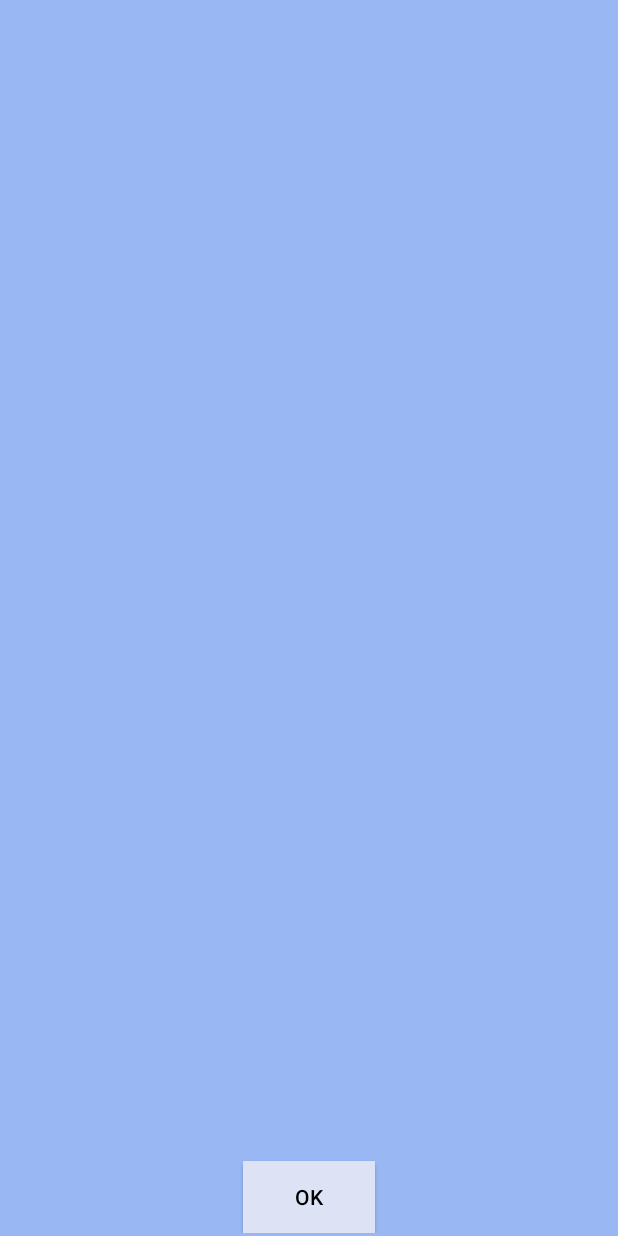
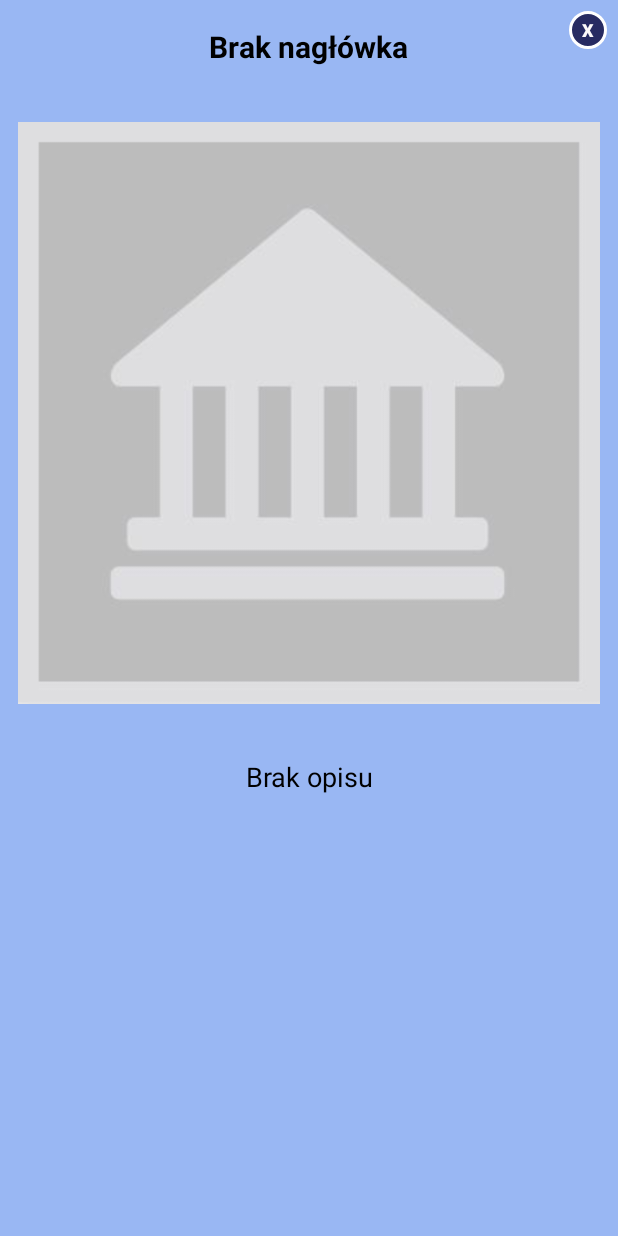
Before and after one commit to Lyarus/Monuments-Guid, an Android app: the layout popup_info.xml on its own in the app's theme, with its tools: preview values and no code run, on a phone screen of 412 x 824 dp. Run offline under Robolectric (Android 15) with nearby library versions, the phone set to English and light mode, and no system bars.

Commit message:
Dodano popup z informacja o zabytku - skrolowanie

```diff
--- a/app/src/main/AndroidManifest.xml
+++ b/app/src/main/AndroidManifest.xml
@@ -32,13 +32,15 @@
 
         <activity
             android:name=".MapsActivity"
-            android:label="@string/title_activity_maps">
+            android:label="PhotoGuid">
             <intent-filter>
                 <action android:name="android.intent.action.MAIN" />
 
                 <category android:name="android.intent.category.LAUNCHER" />
             </intent-filter>
         </activity>
+
+
     </application>
 
 </manifest>
--- a/app/src/main/java/com/example/monumentsguid/MapsActivity.java
+++ b/app/src/main/java/com/example/monumentsguid/MapsActivity.java
@@ -18,6 +18,7 @@ import android.view.ViewGroup;
 import android.widget.Button;
 import android.widget.FrameLayout;
 import android.widget.ImageView;
+import android.widget.LinearLayout;
 import android.widget.PopupWindow;
 import android.widget.TextView;
 import android.widget.Toast;
@@ -274,22 +275,28 @@ public class MapsActivity extends FragmentActivity implements OnMapReadyCallback
                                                         // Set an elevation value for popup window
                                                         mPopupWindow.setElevation(5.0f);
                                                         // Get a reference for the custom view button
-                                                        Button btnOk = null;
+                                                        Button btnClose = null;
                                                         TextView infoTitle = null;
                                                         ImageView infoImage = null;
                                                         TextView infoDescription = null;
+                                                        LinearLayout imageLayout = null;
                                                         if (customView != null) {
                                                             infoTitle = customView.findViewById(R.id.info_text_title);
                                                             infoImage = customView.findViewById(R.id.info_image);
                                                             infoDescription = customView.findViewById(R.id.info_text_description);
-                                                            btnOk = customView.findViewById(R.id.ok);
+                                                            btnClose = customView.findViewById(R.id.close);
+                                                            imageLayout = customView.findViewById(R.id.info_image_layout);
                                                         }
-                                                        if (btnOk != null && infoTitle != null && infoImage != null && infoDescription != null) {
+                                                        if (btnClose != null && infoTitle != null && infoImage != null && infoDescription != null) {
 
                                                             infoTitle.setText(title);
 
-                                                            infoImage.setMaxHeight(screenHeight / 3);
-                                                            infoImage.setImageResource(R.drawable.default_monument);
+                                                            ViewGroup.LayoutParams params = imageLayout.getLayoutParams();
+                                                            params.height = screenHeight / 3;
+                                                            imageLayout.setLayoutParams(params);
+
+                                                            infoImage.setMaxWidth(screenWidth / 3);
+                                                            infoImage.setMinimumWidth(screenWidth / 5);
                                                             if (image != null) {
                                                                 // show The Image in a ImageView
                                                                 new DownloadImageTask(infoImage).execute(image);
@@ -297,20 +304,23 @@ public class MapsActivity extends FragmentActivity implements OnMapReadyCallback
 
                                                             infoDescription.setText(description);
 
-                                                            ViewGroup.LayoutParams paramsOk = btnOk.getLayoutParams();
-                                                            paramsOk.width = screenWidth / 4;
-                                                            btnOk.setLayoutParams(paramsOk);
-                                                            btnOk.setOnClickListener(new View.OnClickListener() {
+                                                            btnClose.setOnClickListener(new View.OnClickListener() {
                                                                 @Override
                                                                 public void onClick(View view) {
                                                                     // Dismiss the popup window
                                                                     mPopupWindow.dismiss();
+                                                                    btnInfo.setEnabled(true);
+                                                                    btnWybierz.setEnabled(true);
+                                                                    btnMenu.setEnabled(true);
                                                                 }
                                                             });
                                                         }
 
                                                         // Finally, show the popup window at the center location of root relative layout
                                                         mPopupWindow.showAtLocation(layoutMapa, Gravity.CENTER, 0, 0);
+                                                        btnInfo.setEnabled(false);
+                                                        btnWybierz.setEnabled(false);
+                                                        btnMenu.setEnabled(false);
                                                     }
                                                 });
                                                 btnInfo.setVisibility(View.VISIBLE);
--- /dev/null
+++ b/app/src/main/res/drawable/round_button_background.xml
@@ -0,0 +1,10 @@
+<?xml version="1.0" encoding="utf-8"?>
+<shape xmlns:android="http://schemas.android.com/apk/res/android"
+    android:layout_width="wrap_content"
+    android:layout_height="wrap_content"
+    android:shape="oval">
+    <solid android:color="#DD16164D" />
+    <stroke
+        android:width="2dp"
+        android:color="#FFF" />
+</shape>
--- a/app/src/main/res/layout/popup_info.xml
+++ b/app/src/main/res/layout/popup_info.xml
@@ -6,6 +6,25 @@
     android:layout_gravity="center_vertical"
     android:background="#E28DAFF3"
     android:padding="2dp">
+
+    <RelativeLayout
+        android:id="@+id/info_top"
+        android:layout_width="wrap_content"
+        android:layout_height="wrap_content">
+
+        <Button
+            android:id="@+id/close"
+            android:layout_width="25dp"
+            android:layout_height="25dp"
+            android:layout_alignParentTop="true"
+            android:layout_alignParentEnd="true"
+            android:layout_margin="5dp"
+            android:background="@drawable/round_button_background"
+            android:gravity="center_vertical|center_horizontal"
+            android:text="@string/x"
+            android:textColor="#FCFAFA"
+            android:textSize="12sp"
+            android:textStyle="bold" />
 
 
         <TextView
@@ -17,46 +36,60 @@
             android:layout_marginStart="5sp"
             android:layout_marginTop="15sp"
             android:layout_marginEnd="5sp"
+            android:text="@string/brak_nag_wka"
             android:textAlignment="center"
             android:textColor="#000000"
             android:textSize="20sp"
             android:textStyle="bold" />
 
+    </RelativeLayout>
+
+    <ScrollView
+        android:id="@+id/SCROLLER_ID"
+        android:layout_width="match_parent"
+        android:layout_height="match_parent"
+        android:layout_below="@id/info_top"
+        android:fillViewport="true"
+        android:scrollbars="vertical">
+
+        <RelativeLayout
+            android:layout_width="wrap_content"
+            android:layout_height="wrap_content"
+            android:layout_gravity="center_vertical">
+
+            <LinearLayout
+                android:id="@+id/info_image_layout"
+                android:layout_width="fill_parent"
+                android:layout_height="wrap_content"
+                android:layout_alignParentTop="true"
+                android:layout_centerHorizontal="true">
+
                 <ImageView
                     android:id="@+id/info_image"
-        android:layout_width="wrap_content"
-        android:layout_height="wrap_content"
-        android:layout_above="@+id/info_text_description"
-        android:layout_below="@+id/info_text_title"
-        android:layout_centerHorizontal="true"
+                    android:layout_width="fill_parent"
+                    android:layout_height="fill_parent"
                     android:layout_marginStart="10sp"
                     android:layout_marginTop="5sp"
                     android:layout_marginEnd="10sp"
                     android:layout_marginBottom="5sp"
-        android:contentDescription="@string/wsp_czesne_zdj_cie_zabytka" />
+                    android:contentDescription="@string/wsp_czesne_zdj_cie_zabytka"
+                    android:src="@drawable/default_monument" />
+            </LinearLayout>
 
             <TextView
                 android:id="@+id/info_text_description"
-        android:layout_width="wrap_content"
+                android:layout_width="match_parent"
                 android:layout_height="wrap_content"
-        android:layout_above="@+id/ok"
+                android:layout_below="@id/info_image_layout"
                 android:layout_centerHorizontal="true"
                 android:layout_marginStart="5sp"
                 android:layout_marginEnd="5sp"
                 android:layout_marginBottom="10sp"
+                android:text="@string/brak_opisu"
                 android:textAlignment="center"
                 android:textColor="#000000"
                 android:textSize="18sp" />
 
-    <Button
-        android:id="@+id/ok"
-        android:layout_width="wrap_content"
-        android:layout_height="wrap_content"
-        android:layout_alignParentBottom="true"
-        android:layout_centerHorizontal="true"
-        android:layout_marginBottom="10sp"
-        android:background="#DDE2F5"
-        android:text="@string/ok"
-        android:textColor="#000000" />
-
         </RelativeLayout>
+    </ScrollView>
+</RelativeLayout>
--- a/app/src/main/res/values/strings.xml
+++ b/app/src/main/res/values/strings.xml
@@ -7,4 +7,8 @@
     <string name="menu">Menu</string>
     <string name="ok">OK</string>
     <string name="wsp_czesne_zdj_cie_zabytka">Współczesne zdjęcie zabytka</string>
+    <string name="krzy_yk_zamykaj_cy_apk">Krzyżyk, zamykający apkę</string>
+    <string name="x">X</string>
+    <string name="brak_opisu">Brak opisu</string>
+    <string name="brak_nag_wka">Brak nagłówka</string>
 </resources>
--- a/app/src/main/res/values/styles.xml
+++ b/app/src/main/res/values/styles.xml
@@ -1,7 +1,7 @@
 <resources>
 
     <!-- Base application theme. -->
-    <style name="AppTheme" parent="Theme.AppCompat.Light.DarkActionBar">
+    <style name="AppTheme" parent="Theme.AppCompat.DayNight.NoActionBar">
         <!-- Customize your theme here. -->
         <item name="colorPrimary">@color/colorPrimary</item>
         <item name="colorPrimaryDark">@color/colorPrimaryDark</item>
```
Lines whose indentation alone changed are shown as unchanged.
